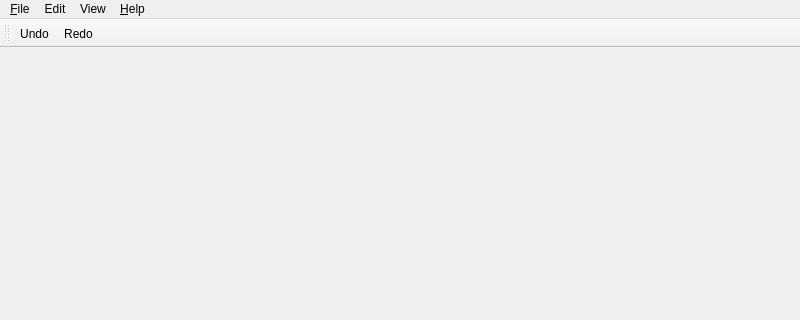
Before: the Qt Designer form gui/mainwindow.ui in vt4a2h/uml-tool, drawn with Qt 5; both pictures show x 0 to 800 and y 0 to 320 of the 800 by 600 pixel window.
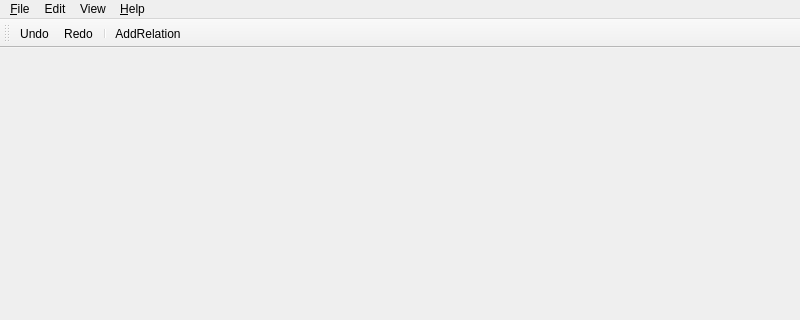
After: the same form once the commit is applied. Icons and pictures are not drawn.

Commit message: initial implementation of relation between elements. relation is drawing, elements are hightlighted. WIP

Patch:
```diff
--- a/gui/mainwindow.ui
+++ b/gui/mainwindow.ui
@@ -102,6 +102,8 @@
    </attribute>
    <addaction name="actionUndo"/>
    <addaction name="actionRedo"/>
+   <addaction name="separator"/>
+   <addaction name="actionAddRelation"/>
   </widget>
   <action name="actionExit">
    <property name="text">
@@ -238,6 +240,17 @@
     <string>Ctrl+Shift+E</string>
    </property>
   </action>
+  <action name="actionAddRelation">
+   <property name="checkable">
+    <bool>true</bool>
+   </property>
+   <property name="text">
+    <string>AddRelation</string>
+   </property>
+   <property name="toolTip">
+    <string>Test button to add realtion</string>
+   </property>
+  </action>
  </widget>
  <resources>
   <include location="main.qrc"/>
```
The commit also changes 10 other files.
